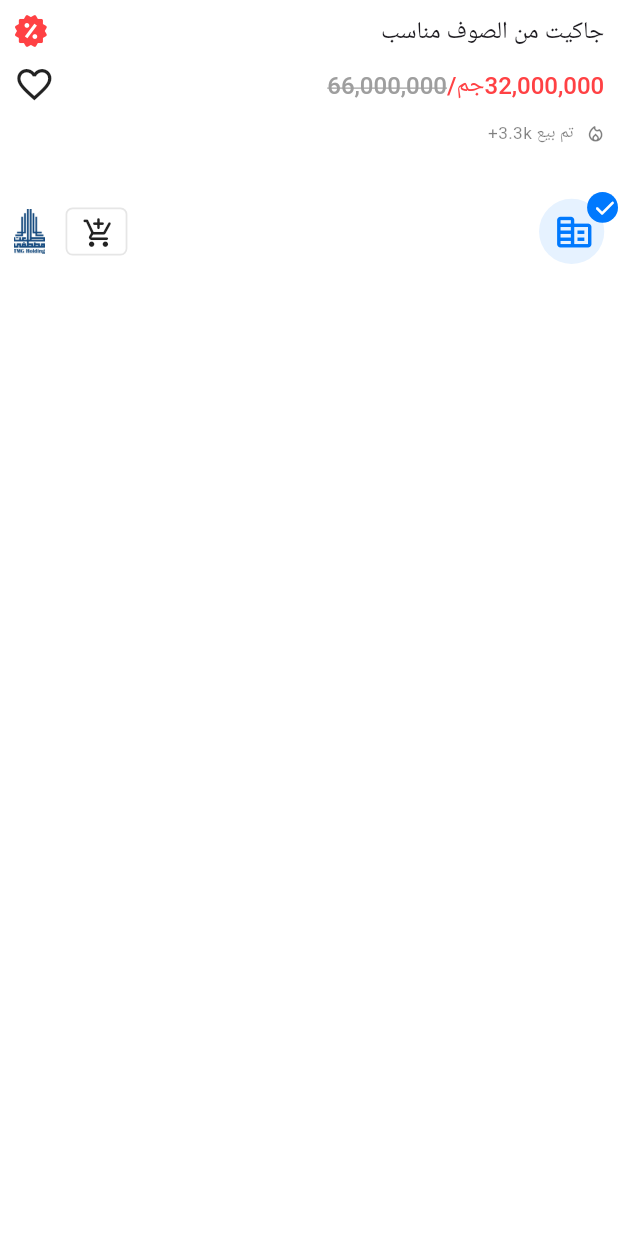
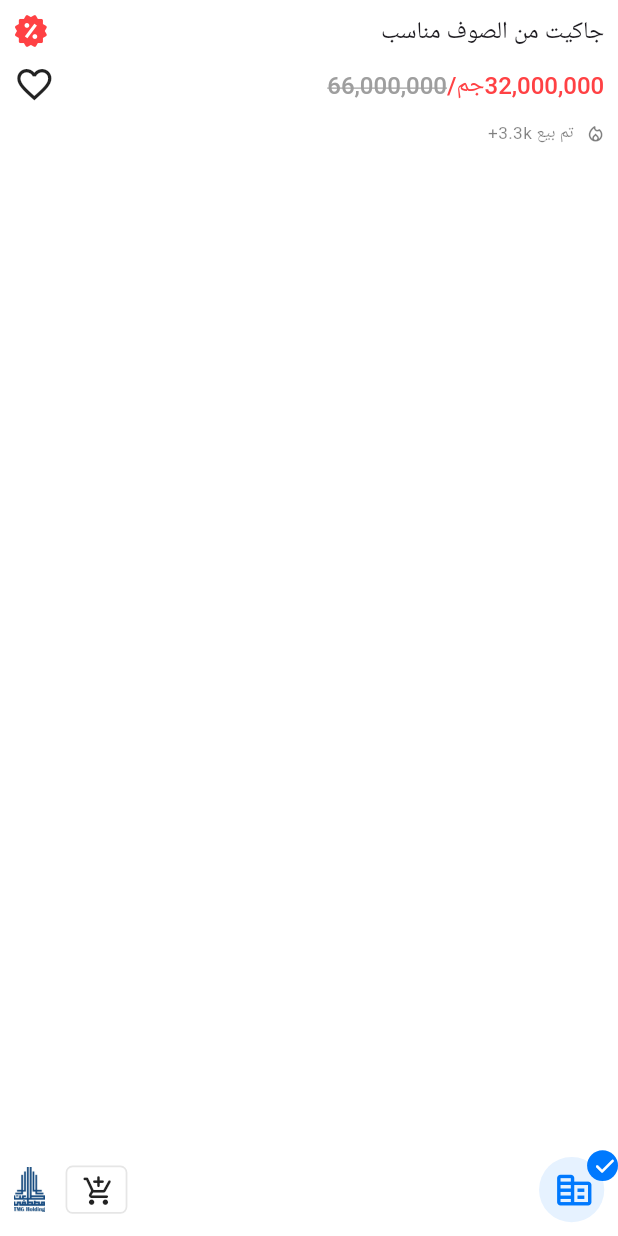
Before and after one commit to HazemAttia7/Otex-Small-Task-, a Flutter app: the ProductDetails widget shown alone on an empty page, opened directly, on a phone screen of 412 x 824 dp. Run offline on Flutter 3.47's test engine with Material 3 defaults, Android fonts, the phone set to English and light mode, and no system bars; our stand-ins replace flutter_screenutil, gap, go_router, google_fonts; Roboto replaces fonts that are missing (Tajawal).

Commit message:
fix: product sliver grid item overflow + categories responsive issue + sub-categories overflow

```diff
--- a/lib/features/home/presentation/views/widgets/categories_list_view.dart
+++ b/lib/features/home/presentation/views/widgets/categories_list_view.dart
@@ -17,7 +17,7 @@ class _CategoriesListViewState extends State<CategoriesListView> {
     return Padding(
       padding: EdgeInsets.only(right: kPagePadding),
       child: SizedBox(
-        height: 41.h,
+        height: 41.sp,
         child: ListView.builder(
           physics: const BouncingScrollPhysics(),
           scrollDirection: Axis.horizontal,
--- a/lib/features/home/presentation/views/widgets/product_details.dart
+++ b/lib/features/home/presentation/views/widgets/product_details.dart
@@ -31,7 +31,7 @@ class ProductDetails extends StatelessWidget {
               color: AppColors.mutedColor,
             ),
           ),
-          Gap(30.h),
+          const Spacer(),
           const ProductActionsRow(),
         ],
       ),
--- a/lib/features/home/presentation/views/widgets/products_sliver_grid_item.dart
+++ b/lib/features/home/presentation/views/widgets/products_sliver_grid_item.dart
@@ -18,7 +18,11 @@ class ProductsSliverGridItem extends StatelessWidget {
         borderRadius: BorderRadius.circular(4.r),
       ),
       child: Column(
-        children: [const ProductImage(), Gap(4.h), const ProductDetails()],
+        children: [
+          const ProductImage(),
+          Gap(4.h),
+          const Expanded(child: ProductDetails()),
+        ],
       ),
     );
   }
--- a/lib/features/home/presentation/views/widgets/sub_categories_list_view_item.dart
+++ b/lib/features/home/presentation/views/widgets/sub_categories_list_view_item.dart
@@ -19,7 +19,9 @@ class SubCategoriesListViewItem extends StatelessWidget {
       children: [
         CustomImage(image: image),
         Gap(8.h),
-        Text(text, style: AppStyles.textStyle12.copyWith(height: 1)),
+        Flexible(
+          child: Text(text, style: AppStyles.textStyle12.copyWith(height: 1)),
+        ),
       ],
     );
   }
```
